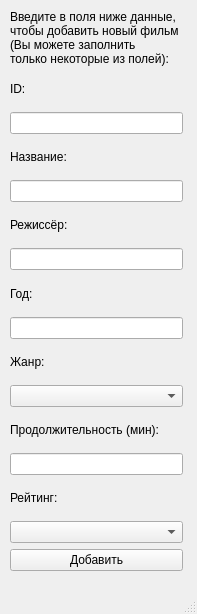
Old version of the form My_Project/add_film.ui in the repository alizalas/QtProject.
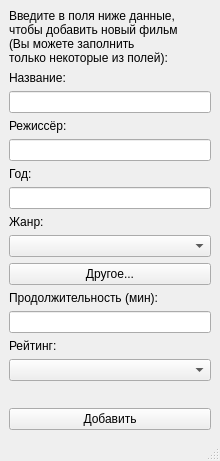
New version of the form.

What changed in the file:
```diff
--- a/My_Project/add_film.ui
+++ b/My_Project/add_film.ui
@@ -6,23 +6,14 @@
    <rect>
     <x>0</x>
     <y>0</y>
-    <width>197</width>
-    <height>614</height>
+    <width>220</width>
+    <height>461</height>
    </rect>
   </property>
   <property name="windowTitle">
    <string>MainWindow</string>
   </property>
   <widget class="QWidget" name="centralwidget">
-   <widget class="QWidget" name="layoutWidget">
-    <property name="geometry">
-     <rect>
-      <x>10</x>
-      <y>10</y>
-      <width>173</width>
-      <height>561</height>
-     </rect>
-    </property>
     <layout class="QVBoxLayout" name="verticalLayout">
      <item>
       <widget class="QLabel" name="label_8">
@@ -34,16 +25,6 @@
        </property>
       </widget>
      </item>
-     <item>
-      <widget class="QLabel" name="label_4">
-       <property name="text">
-        <string>ID:</string>
-       </property>
-      </widget>
-     </item>
-     <item>
-      <widget class="QLineEdit" name="id"/>
-     </item>
      <item>
       <widget class="QLabel" name="label_2">
        <property name="text">
@@ -84,6 +65,13 @@
      <item>
       <widget class="QComboBox" name="genre"/>
      </item>
+    <item>
+     <widget class="QPushButton" name="other">
+      <property name="text">
+       <string>Другое...</string>
+      </property>
+     </widget>
+    </item>
      <item>
       <widget class="QLabel" name="label_3">
        <property name="text">
@@ -104,6 +92,19 @@
      <item>
       <widget class="QComboBox" name="rating"/>
      </item>
+    <item>
+     <spacer name="verticalSpacer">
+      <property name="orientation">
+       <enum>Qt::Vertical</enum>
+      </property>
+      <property name="sizeHint" stdset="0">
+       <size>
+        <width>20</width>
+        <height>40</height>
+       </size>
+      </property>
+     </spacer>
+    </item>
      <item>
       <widget class="QPushButton" name="add">
        <property name="text">
@@ -113,13 +114,12 @@
      </item>
     </layout>
    </widget>
-  </widget>
   <widget class="QMenuBar" name="menubar">
    <property name="geometry">
     <rect>
      <x>0</x>
      <y>0</y>
-     <width>197</width>
+     <width>220</width>
      <height>21</height>
     </rect>
    </property>
```
Lines whose indentation alone changed are shown as unchanged.
